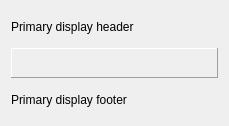
Above: _comrad_examples/1_basic/14_embedded_display/app.ui from jfpatrick/accsoft-gui-rad-comrad before the change. Below: the same form after it.
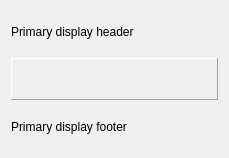
That is the form after the change. Custom widgets are drawn as their Qt base class.

Diff of the .ui file:
```diff
--- a/_comrad_examples/1_basic/14_embedded_display/app.ui
+++ b/_comrad_examples/1_basic/14_embedded_display/app.ui
@@ -7,7 +7,7 @@
     <x>0</x>
     <y>0</y>
     <width>229</width>
-    <height>126</height>
+    <height>158</height>
    </rect>
   </property>
   <property name="windowTitle">
```
Left out of the diff: 2 changed lines with no effect on the pictures.
